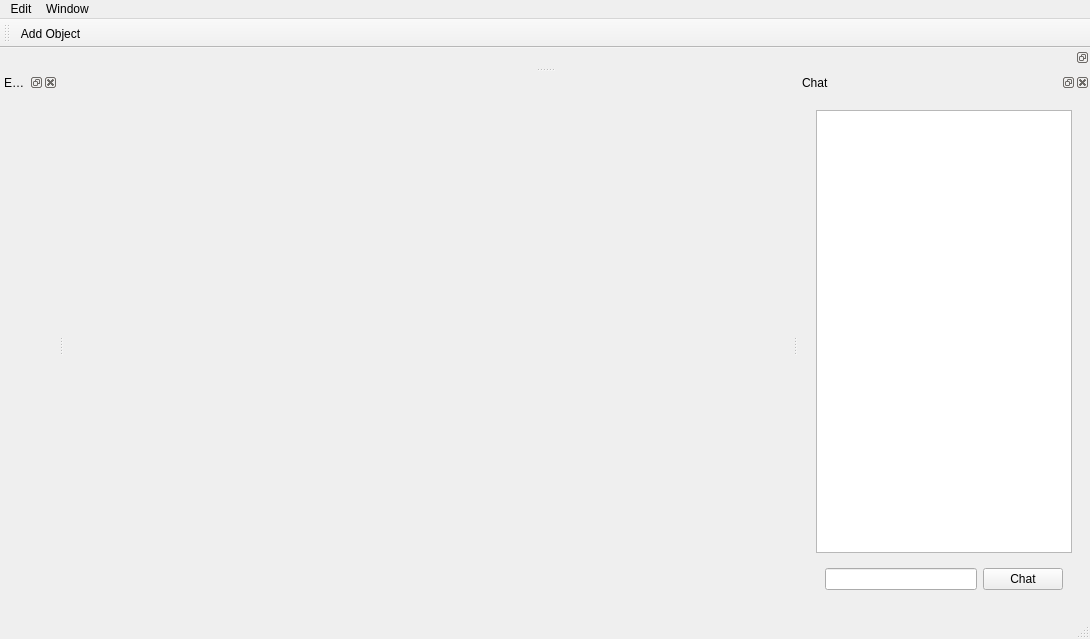
This is gui_client/MainWindow.ui in shipilovden/substrata-metasiberia as Qt 5 draws it before an edit. The edited form follows.
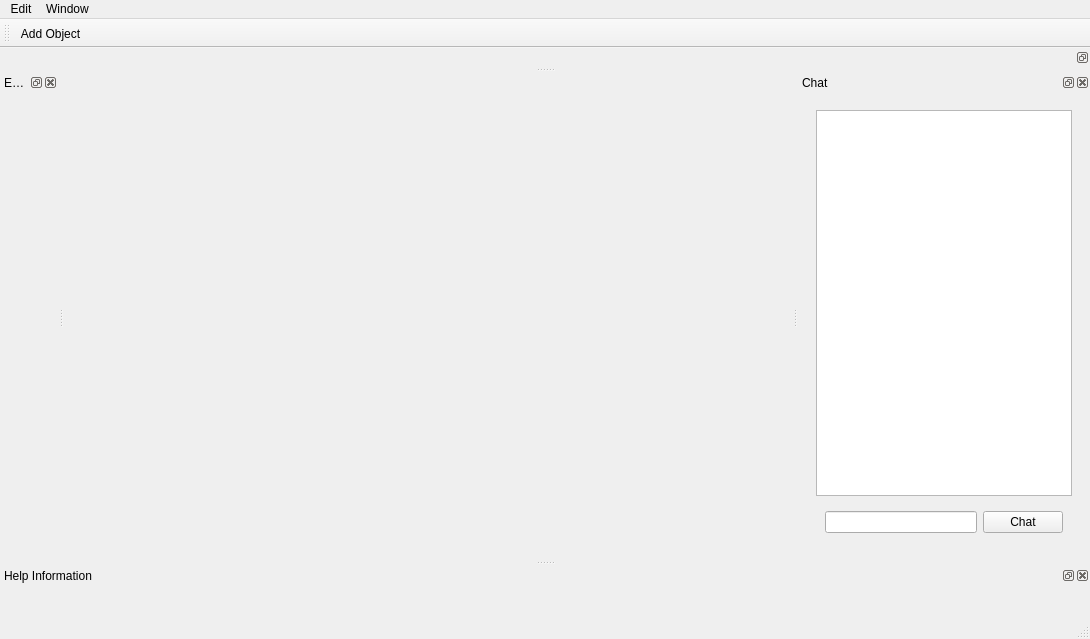
This is the edited form. Custom widgets are drawn as their Qt base class.

Commit message: Added some help info floating dock widgets.

What changed in the file:
```diff
--- a/gui_client/MainWindow.ui
+++ b/gui_client/MainWindow.ui
@@ -165,6 +165,28 @@
     </widget>
    </widget>
   </widget>
+  <widget class="QDockWidget" name="helpInfoDockWidget">
+   <property name="floating">
+    <bool>true</bool>
+   </property>
+   <property name="windowTitle">
+    <string>Help Information</string>
+   </property>
+   <attribute name="dockWidgetArea">
+    <number>8</number>
+   </attribute>
+   <widget class="QWidget" name="dockWidgetContents">
+    <layout class="QVBoxLayout" name="verticalLayout_5">
+     <item>
+      <widget class="QLabel" name="helpInfoLabel">
+       <property name="text">
+        <string/>
+       </property>
+      </widget>
+     </item>
+    </layout>
+   </widget>
+  </widget>
   <action name="actionAvatarSettings">
    <property name="text">
     <string>Avatar Settings</string>
```
Left out of the diff: 2 changed lines with no effect on the pictures. The commit also changes 1 other file.
